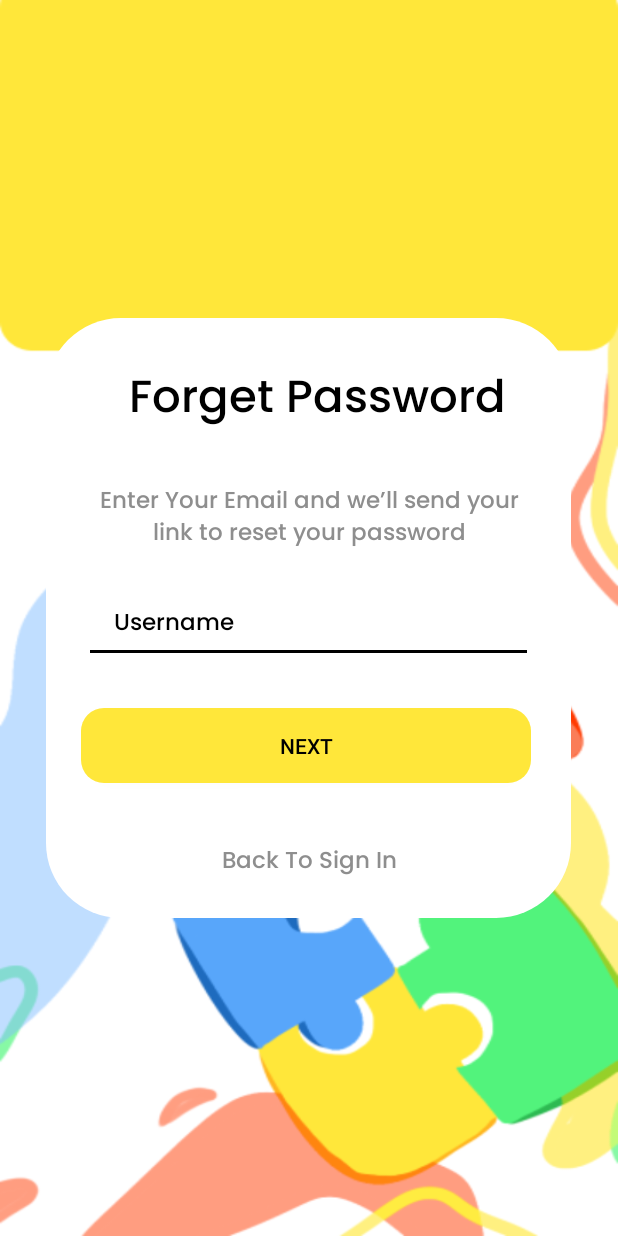
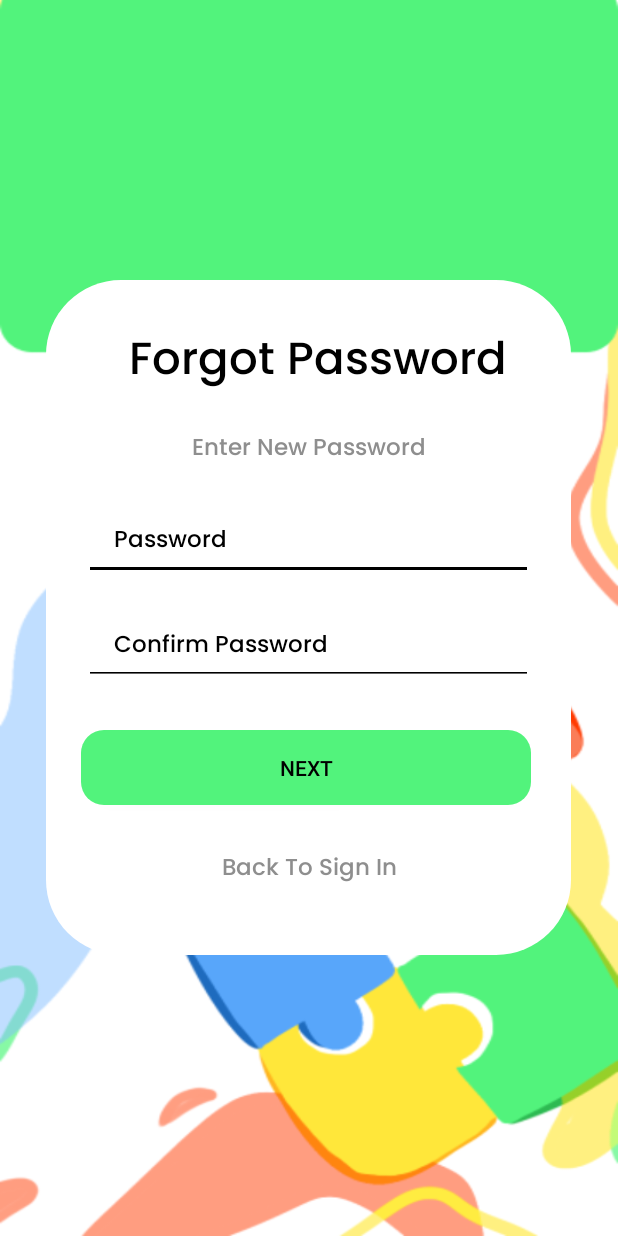
Before and after one commit to NVG-064/Wetivity, an Android app: the layout activity_forgotpass2.xml on its own in the app's theme, with its tools: preview values and no code run, on a phone screen of 412 x 824 dp. Run offline under Robolectric (Android 15) with nearby library versions, the phone set to English and light mode, and no system bars.

Commit message:
Fix typo signed-off by aricandra064@student.esaunggul.ac.id

```diff
--- a/app/src/main/java/com/infinity/wetivity/forgetpass.kt
+++ b/app/src/main/java/com/infinity/wetivity/forgetpass.kt
@@ -5,12 +5,11 @@ import androidx.appcompat.app.AppCompatActivity
 import android.os.Bundle
 import android.widget.Button
 import android.widget.TextView
-import androidx.appcompat.widget.ButtonBarLayout
 
 class forgetpass : AppCompatActivity() {
     override fun onCreate(savedInstanceState: Bundle?) {
         super.onCreate(savedInstanceState)
-        setContentView(R.layout.activity_forgetpass)
+        setContentView(R.layout.activity_forgotpass)
 
         supportActionBar?.hide()
 
--- a/app/src/main/java/com/infinity/wetivity/forgetpass2.kt
+++ b/app/src/main/java/com/infinity/wetivity/forgetpass2.kt
@@ -8,7 +8,7 @@ import android.widget.TextView
 class forgetpass2 : AppCompatActivity() {
     override fun onCreate(savedInstanceState: Bundle?) {
         super.onCreate(savedInstanceState)
-        setContentView(R.layout.activity_forgetpass2)
+        setContentView(R.layout.activity_forgotpass2)
 
         supportActionBar?.hide()
 
--- a/app/src/main/java/com/infinity/wetivity/splass.kt
+++ b/app/src/main/java/com/infinity/wetivity/splass.kt
@@ -9,7 +9,7 @@ import android.os.Looper
 class splass : AppCompatActivity() {
     override fun onCreate(savedInstanceState: Bundle?) {
         super.onCreate(savedInstanceState)
-        setContentView(R.layout.activity_splass)
+        setContentView(R.layout.activity_splashscreen)
 
         supportActionBar?.hide()
         val handler= Handler(Looper.getMainLooper())
--- a/app/src/main/res/layout/activity_forgetpass.xml
+++ b/app/src/main/res/layout/activity_forgotpass2.xml
@@ -4,24 +4,24 @@
     xmlns:tools="http://schemas.android.com/tools"
     android:layout_width="match_parent"
     android:layout_height="match_parent"
+    android:gravity="center"
     android:orientation="vertical"
-    android:gravity="center"
-    android:background="@drawable/forgetpass"
-    tools:context=".forgetpass">
+    android:background="@drawable/forgotpass2"
+    tools:context=".forgetpass2">
 
     <RelativeLayout
         android:layout_width="350dp"
-        android:layout_height="400dp"
+        android:layout_height="450dp"
         android:orientation="vertical">
         <ImageView
             android:layout_width="350dp"
-            android:layout_height="400dp"
+            android:layout_height="450dp"
             android:background="@drawable/bkgshape"/>
         <TextView
             android:layout_width="wrap_content"
             android:layout_height="wrap_content"
             android:fontFamily="@font/poppins_medium"
-            android:text="Forget Password"
+            android:text="Forgot Password"
             android:textColor="@color/black"
             android:layout_marginLeft="55dp"
             android:layout_marginTop="30dp"
@@ -31,31 +31,46 @@
             android:layout_height="wrap_content"
             android:id="@+id/signin"
             android:textSize="15sp"
-            android:text="@string/forgetpassword1"
+            android:text="Enter New Password"
             android:textColor="@color/grey"
             android:textAlignment="center"
             android:fontFamily="@font/poppins_medium"
-            android:layout_marginTop="110dp"
+            android:layout_marginTop="100dp"
             android:layout_marginLeft="25dp"/>
         <EditText
             android:layout_width="300dp"
             android:layout_height="50dp"
-            android:hint="Username"
+            android:hint="Password"
+            android:inputType="textPassword"
             android:textColorHint="@color/black"
             android:textSize="15sp"
             android:textColor="@color/black"
             android:fontFamily="@font/poppins_medium"
             android:paddingLeft="20dp"
             android:layout_marginHorizontal="25dp"
-            android:layout_marginTop="180dp"
+            android:layout_marginTop="150dp"
             android:backgroundTint="@color/black"/>
+
+        <EditText
+            android:layout_width="300dp"
+            android:layout_height="50dp"
+            android:layout_marginHorizontal="25dp"
+            android:layout_marginTop="220dp"
+            android:backgroundTint="@color/black"
+            android:fontFamily="@font/poppins_medium"
+            android:hint="Confirm Password"
+            android:inputType="textPassword"
+            android:paddingLeft="20dp"
+            android:textColor="@color/black"
+            android:textColorHint="@color/black"
+            android:textSize="15sp" />
         <androidx.appcompat.widget.AppCompatButton
             android:layout_width="300dp"
             android:layout_height="50dp"
             android:id="@+id/verifikasiforget"
-            android:background="@drawable/bkgbuttonforget1"
+            android:background="@drawable/bkgbuttomforget2"
             android:layout_marginLeft="23dp"
-            android:layout_marginTop="260dp"
+            android:layout_marginTop="300dp"
             android:text="Next"
             android:textColor="@color/black"/>
         <TextView
@@ -67,7 +82,7 @@
             android:textColor="@color/grey"
             android:textAlignment="center"
             android:fontFamily="@font/poppins_medium"
-            android:layout_marginTop="350dp"
+            android:layout_marginTop="380dp"
             android:layout_marginLeft="25dp"/>
     </RelativeLayout>
 
--- a/app/src/main/res/layout/activity_splass.xml
+++ b/app/src/main/res/layout/activity_splashscreen.xml
@@ -4,7 +4,7 @@
     xmlns:tools="http://schemas.android.com/tools"
     android:layout_width="match_parent"
     android:layout_height="match_parent"
-    android:background="@drawable/splasscreen"
+    android:background="@drawable/splashcreen"
     tools:context=".splass">
 
     <LinearLayout
```
Also changed, not shown: app/src/main/res/layout/activity_forgotpass.xml (renamed from app/src/main/res/layout/activity_forgetpass2.xml, +13 -28 lines), app/src/main/res/drawable/forgotpass.png (renamed from app/src/main/res/drawable/forgetpass.png), app/src/main/res/drawable/forgotpass2.png (renamed from app/src/main/res/drawable/forgetpass2.png), app/src/main/res/drawable/splashcreen.png (renamed from app/src/main/res/drawable/splasscreen.png), 1 other file.
